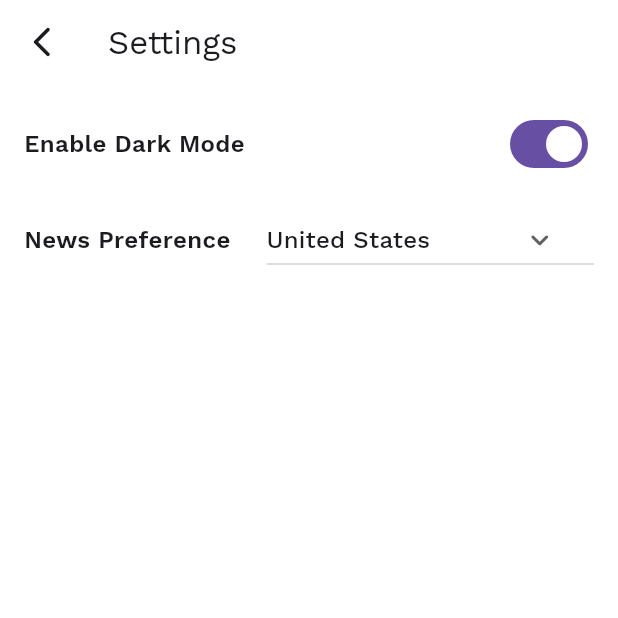
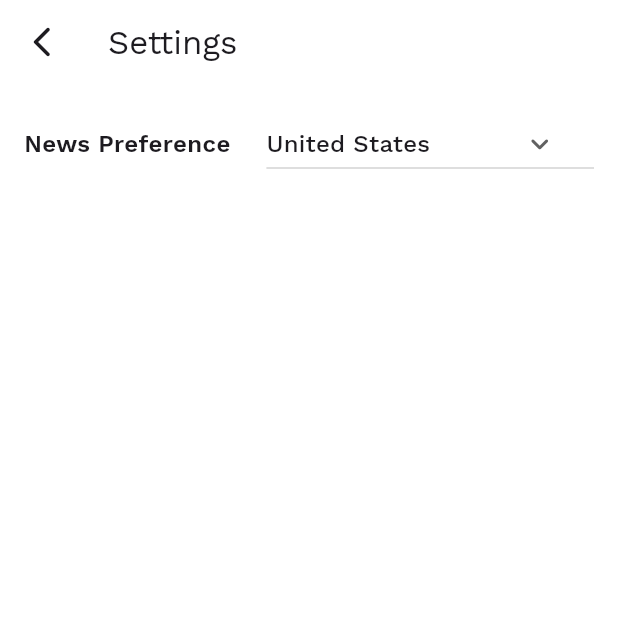
Before and after one commit to quiraa/hotnewz, a Flutter app: the SettingsPage screen opened by its route, on a phone screen of 412 x 824 dp, the top half of it. Run offline on Flutter 3.47's test engine with Material 3 defaults, Android fonts, the phone set to English and light mode, and no system bars; our stand-ins replace chips_choice, dio, equatable, floor, flutter_bloc, flutter_hooks and 9 more; missing offline and left inert: icons_flutter; accounts and stored records are empty; generated files the repository leaves out were written again; network calls fail.

Commit message:
minor changes

```diff
--- a/lib/features/presentation/pages/settings_page.dart
+++ b/lib/features/presentation/pages/settings_page.dart
@@ -117,34 +117,9 @@ class _SettingsPageState extends State<SettingsPage> {
         padding: const EdgeInsets.all(16),
         child: Column(
           crossAxisAlignment: CrossAxisAlignment.start,
-          children: [
-            _buildChangeThemeCard(context),
-            const SizedBox(height: 16),
-            _buildCountryDropdown(context)
-          ],
+          children: [_buildCountryDropdown(context)],
         ),
       ),
-    );
-  }
-
-  Widget _buildChangeThemeCard(BuildContext context) {
-    return Row(
-      children: [
-        const Expanded(
-          flex: 1,
-          child: Text(
-            'Enable Dark Mode',
-            style: TextStyle(
-              fontSize: 16.0,
-              fontWeight: FontWeight.w600,
-            ),
-          ),
-        ),
-        Switch(
-          value: true,
-          onChanged: (bool newValue) {},
-        ),
-      ],
     );
   }
 
--- a/lib/main.dart
+++ b/lib/main.dart
@@ -35,7 +35,7 @@ class MyApp extends StatelessWidget {
       child: MaterialApp(
         debugShowCheckedModeBanner: false,
         title: 'News App',
-        themeMode: ThemeMode.light,
+        themeMode: ThemeMode.system,
         darkTheme: NewsTheme().darkTheme(),
         theme: NewsTheme().lightTheme(),
         onGenerateRoute: RoutesConfiguration().generateRoute,
```
Also changed, not shown: lib/features/presentation/pages/news_page.dart (+25 -101 lines), lib/features/presentation/widgets/bookmark_card_item.dart (deleted, +0 -22 lines), lib/features/presentation/widgets/drawer_view.dart (added, +86 -0 lines), lib/features/presentation/widgets/news_card_item.dart (+9 -7 lines).
